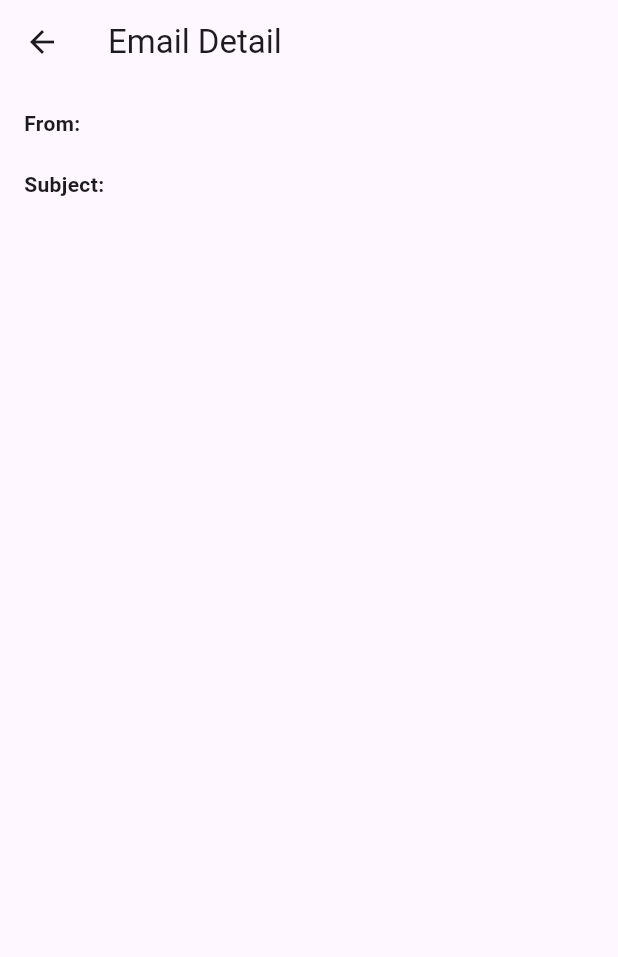
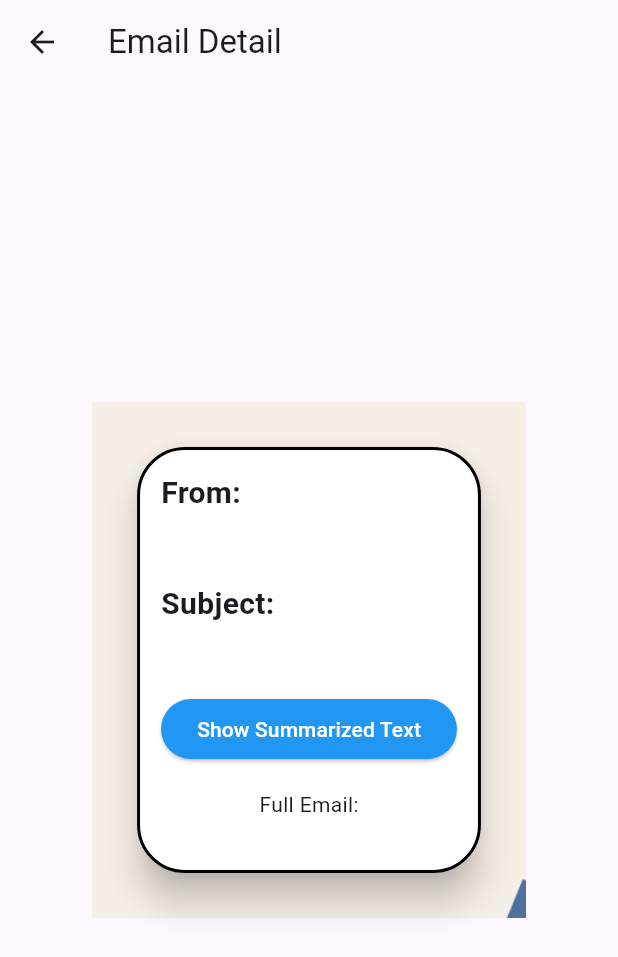
Before and after one commit to dev1abhi/ViTMail, a Flutter app: the EmailDetailScreen screen opened directly with empty values, on a phone screen of 412 x 824 dp. Shown: the top 957 px of the screen. Run offline on Flutter 3.47's test engine with Material 3 defaults, Android fonts, the phone set to English and light mode, and no system bars; our stand-ins replace flutter_gemini, flutter_markdown, flutter_widget_from_html, google_sign_in, googleapis_auth; missing offline and left inert: extension_google_sign_in_as_googleapis_auth, googleapis, sign_button; network calls fail.

Commit message:
feat: Added AI support

```diff
--- a/lib/email_detail_screen.dart
+++ b/lib/email_detail_screen.dart
@@ -1,39 +1,152 @@
-
 import 'package:flutter/material.dart';
+import 'package:flutter_gemini/flutter_gemini.dart';
+import 'package:flutter_markdown/flutter_markdown.dart';
 import 'package:flutter_widget_from_html/flutter_widget_from_html.dart';
 import 'models/emaildata.dart';
 
-class EmailDetailScreen extends StatelessWidget {
+class EmailDetailScreen extends StatefulWidget {
   final EmailData email;
 
   EmailDetailScreen({required this.email});
 
   @override
+  State<EmailDetailScreen> createState() => _EmailDetailScreenState();
+}
+
+class _EmailDetailScreenState extends State<EmailDetailScreen> {
+  late final gemini = Gemini.instance;
+  bool showSummarizedText = false;
+  String? summarizedText;
+  bool isSummarizing = false;
+  bool textthere = false;
+
+  @override
+  void initState() {
+    super.initState();
+    // initializing gemini model
+    Gemini.init(apiKey: 'AIzaSyBAA2JQYWckwagOCnVaWQnx6H4tb0Kw23k');
+    summarizeEmailBody();
+  }
+
+  void summarizeEmailBody() {
+    if (mounted) {
+      setState(() {
+        isSummarizing = true;
+      });
+
+      if (!widget.email.body.contains("!DOCTYPE html")) {
+        gemini.text(' Summarize the following text (if it is a event , then provide important '
+            'details like date timing and short description) (give in proper presentable format having spaces in between):  ${widget.email.body} ')
+            .then((value) {
+          if (mounted) {
+            setState(() {
+              summarizedText = value?.output;
+              isSummarizing = false;
+            });
+          }
+        })
+            .catchError((e) {
+          if (mounted) {
+            setState(() {
+              isSummarizing = false;
+            });
+          }
+          print(e);
+        });
+      } else {
+        if (mounted) {
+          setState(() {
+            isSummarizing = false;
+          });
+        }
+      }
+    }
+  }
+
+
+  void toggleSummarizedText() {
+    setState(() {
+      showSummarizedText = !showSummarizedText;
+    });
+  }
+
+  @override
   Widget build(BuildContext context) {
+    if (widget.email.body != null && !widget.email.body.contains("!DOCTYPE html"))
+      textthere = true;
     //print('Debug: email.html = ${email.html}');
     return Scaffold(
       appBar: AppBar(
         title: Text('Email Detail'),
       ),
-      body: SingleChildScrollView(
-        padding: EdgeInsets.all(16),
-        child: Column(
-          crossAxisAlignment: CrossAxisAlignment.start,
-          children: [
-            const Text('From: ',style: TextStyle(fontWeight: FontWeight.bold)),
-            Text(email.sender),
-            const Text('Subject: ',style: TextStyle(fontWeight: FontWeight.bold)),
-            Text(email.subject),
-            if (email.body != null && !email.body.contains("!DOCTYPE html") ) Text(email.body)
-            else HtmlWidget(email.body),
+      body: Center(
+        child: Container(
+    decoration: BoxDecoration(
+    image: DecorationImage(
+    image: AssetImage('assets/images/bg3.jpg'), // Set your image path here
+    fit: BoxFit.cover,
+    ),
+    ),
+          child: Card(
+            color: Colors.white,
+            margin: EdgeInsets.all(30),
+            elevation: 10,
+            shape: RoundedRectangleBorder(
+              borderRadius: BorderRadius.circular(32.0),
+              //border color
+              side: BorderSide(color: Colors.black, width: 2.0),
+            ),
+            child: SingleChildScrollView(
+              padding: EdgeInsets.all(16),
+              child: Column(
+                crossAxisAlignment: CrossAxisAlignment.start,
+                children: [
+                  const Text('From: ',style: TextStyle(fontWeight: FontWeight.bold,fontSize: 20)),
+                  SizedBox(height: 8),
+                  Text(widget.email.sender),
+                  SizedBox(height: 16),
+                  const Text('Subject: ',style: TextStyle(fontWeight: FontWeight.bold, fontSize: 20)),
+                  SizedBox(height: 8),
+                  Text(widget.email.subject),
+                  SizedBox(height: 16),
+                  if (widget.email.body != null && !widget.email.body.contains("!DOCTYPE html"))
+                    Column(
+                      crossAxisAlignment: CrossAxisAlignment.center,
+                      children: [
+                        ElevatedButton(
+                          onPressed: () {
+                              toggleSummarizedText();
+                          },
+                          child: Text(showSummarizedText ? 'Show Full Text' : 'Show Summarized Text'),
+                        style: ElevatedButton.styleFrom(
+                          foregroundColor: Colors.white,
+                          backgroundColor: Colors.blue,
+                          shape: RoundedRectangleBorder(
+                            borderRadius: BorderRadius.circular(32.0),
+                          ),
+                        )
 
+                        ),
+                        SizedBox(height: 16),
+                        if (showSummarizedText)
+                          if (isSummarizing)
+                            Center(child: CircularProgressIndicator())
+                          else if (summarizedText != null)
+                             //Text('$summarizedText')
+                             MarkdownBody(data: summarizedText!),
+                        if (!showSummarizedText)
+                            Text('Full Email:\n ${widget.email.body}'),
+                      ],
+                    )
+                  else
+                    HtmlWidget(widget.email.body),
 
-            if (email.html != null )
-              HtmlWidget(email.html),
-
-
-
-          ],
+                  if (widget.email.html != null && !textthere)
+                    HtmlWidget(widget.email.html),
+                ],
+              ),
+            ),
+          ),
         ),
       ),
     );
--- a/lib/email_list_screen.dart
+++ b/lib/email_list_screen.dart
@@ -77,6 +77,10 @@ class _EmailScreenState extends State<EmailScreen> {
             runSpacing: 4.0,
             children: [
               FilterChip(
+                label: const Text('All'),
+                onSelected: (selected) => sortEmails('all'),
+              ),
+              FilterChip(
                 label: const Text('Academics'),
                 onSelected: (selected) => sortEmails('academics'),
               ),
--- a/lib/email_sorting.dart
+++ b/lib/email_sorting.dart
@@ -7,6 +7,10 @@ class EmailSorting {
     List<EmailData> filteredList = [];
 
     switch (category) {
+      case 'all':
+        filteredList = emails;
+        break;
+
       case 'academics':
         filteredList = emails.where((email) =>
         email.sender.contains('HOD') ||
--- a/pubspec.yaml
+++ b/pubspec.yaml
@@ -41,6 +41,8 @@ dependencies:
   flutter_math_fork: ^0.7.1
   webview_flutter: ^4.4.1
   flutter_widget_from_html: ^0.14.6
+  flutter_gemini: ^2.0.0
+  flutter_markdown: ^0.6.18+3
 
 
 
@@ -77,6 +79,7 @@ flutter:
     - assets/images/background.jpg
     - assets/images/logo1.jpg
     - assets/images/bg2.jpg
+    - assets/images/bg3.jpg
   # An image asset can refer to one or more resolution-specific "variants", see
   # https://flutter.dev/assets-and-images/#resolution-aware
 
```
Also changed, not shown: lib/api.dart (+5 -5 lines), assets/images/bg3.jpg (added), pubspec.lock.
